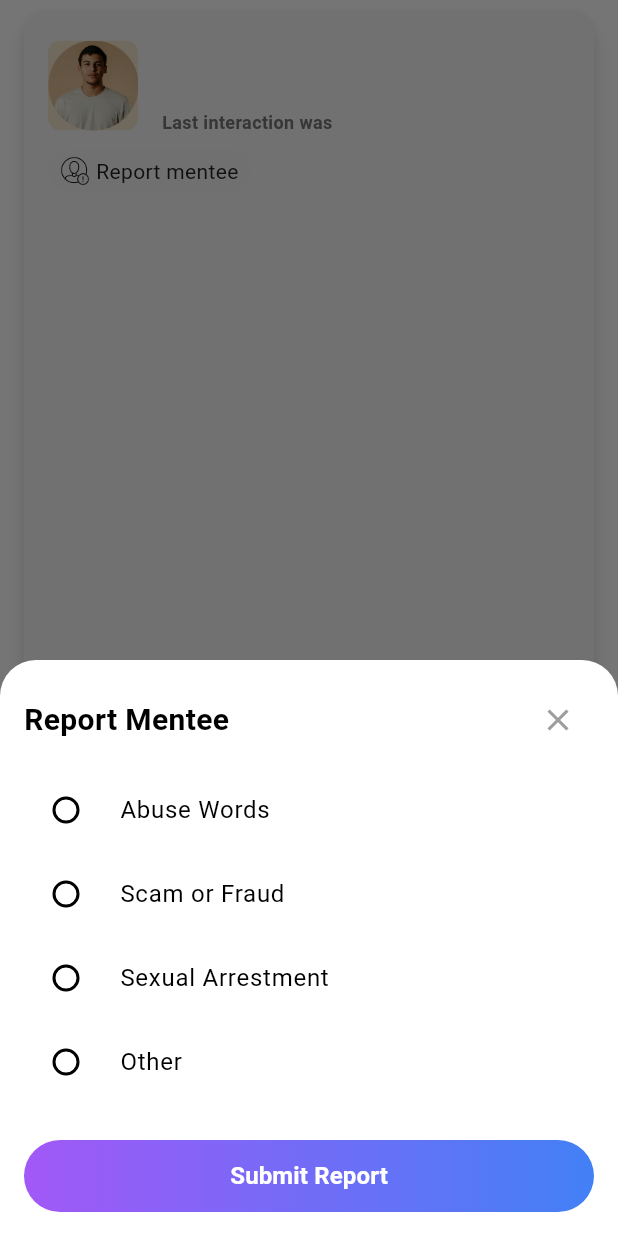
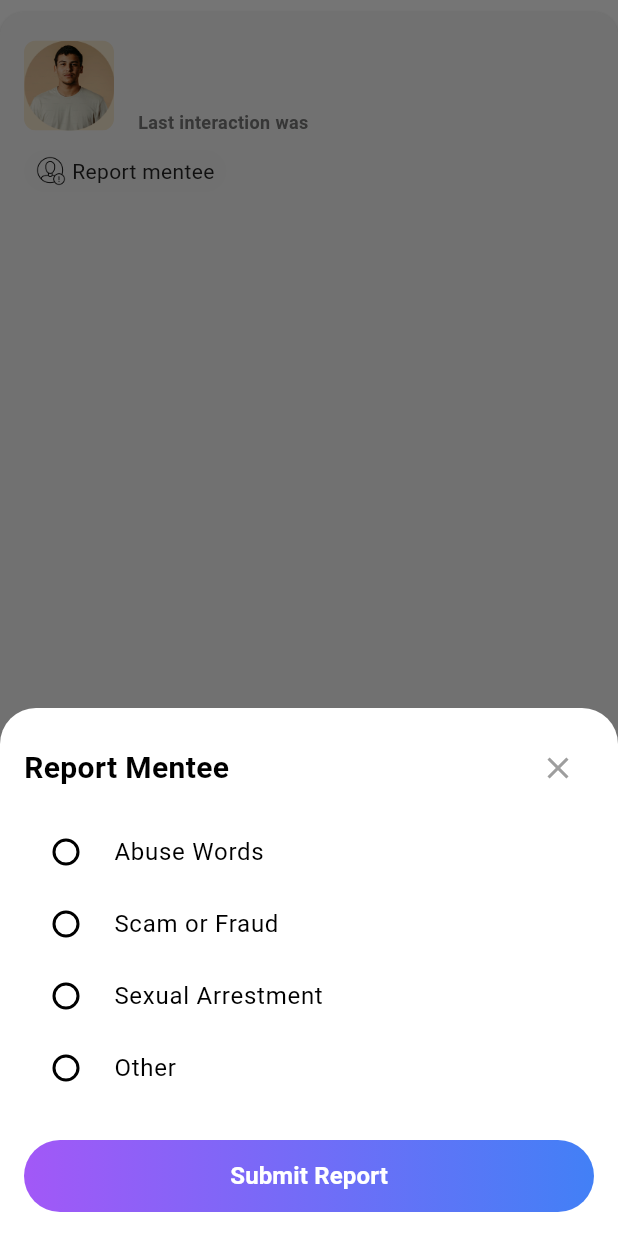
Before and after one commit to SaicharanGattu02/mentivisor, a Flutter app: the MenteeCard widget shown alone on an empty page, opened directly with empty values, after a tap on "Report mentee", on a phone screen of 412 x 824 dp. Run offline on Flutter 3.47's test engine with Material 3 defaults, Android fonts, the phone set to English and light mode, and no system bars; drawn by our look-alikes of cached_network_image; our stand-ins replace animate_do, carousel_slider, connectivity_plus, dio, dotted_border, equatable and 15 more; missing offline and left inert: flutter_pdfview, razorpay_flutter; accounts and stored records are empty; network calls fail; Roboto replaces fonts that are missing (segeo); project files that could hold a hidden picture were left out.

Commit message:
committed by varun at 02-09-2025 1:01 PM

```diff
--- a/lib/Mentor/presentation/FeedbackScreen.dart
+++ b/lib/Mentor/presentation/FeedbackScreen.dart
@@ -216,7 +216,7 @@ class _FeedbackBody extends StatelessWidget {
                         ),
                       ),
                       const SizedBox(height: 8),
-                      Center(child: _StarRow(rating: overall.average ?? 0)),
+                      Center(child: _StarRow(rating: overall.average)),
                       const SizedBox(height: 8),
                       Center(
                         child: Text(
@@ -522,7 +522,7 @@ class _SectionTitle extends StatelessWidget {
 }
 
 class _StarRow extends StatelessWidget {
-  final double rating; // 0..5
+  final dynamic rating; // 0..5
   const _StarRow({required this.rating});
 
   @override
--- a/lib/Mentor/presentation/MentorHomeScreen.dart
+++ b/lib/Mentor/presentation/MentorHomeScreen.dart
@@ -213,7 +213,6 @@ class _MentorHomeScreenState extends State<MentorHomeScreen> {
                                     session?.startTime ?? "",
                                     session?.endTime ?? "",
                                   );
-
                                   return SessionCard(
                                     status: 'Upcoming',
                                     sessionDate: session?.date ?? "",
--- a/lib/Mentor/presentation/widgets/MenteeCard.dart
+++ b/lib/Mentor/presentation/widgets/MenteeCard.dart
@@ -17,8 +17,8 @@ class MenteeCard extends StatelessWidget {
   @override
   Widget build(BuildContext context) {
     return Card(
-      margin: EdgeInsets.symmetric(vertical: 8, horizontal: 16),
-      elevation: 6, // Subtle shadow
+      margin: EdgeInsets.symmetric(vertical: 8, horizontal: 0),
+      elevation: 2, // Subtle shadow
       color: Color(0xFFF5F6F5), // Light grayish-white background
       shape: RoundedRectangleBorder(borderRadius: BorderRadius.circular(16)),
       child: Stack(
@@ -174,7 +174,6 @@ class MenteeCard extends StatelessWidget {
       'Sexual Arrestment',
       'Other',
     ];
-
     showModalBottomSheet(
       context: context,
       isScrollControlled: true,
@@ -185,7 +184,8 @@ class MenteeCard extends StatelessWidget {
       builder: (BuildContext builderContext) {
         return StatefulBuilder(
           builder: (BuildContext context, StateSetter setState) {
-            return Padding(
+            return SafeArea(
+              child: Padding(
                 padding: EdgeInsets.only(
                   bottom: MediaQuery.of(context).viewInsets.bottom,
                   left: 16,
@@ -233,9 +233,11 @@ class MenteeCard extends StatelessWidget {
                               _selected = value!;
                             });
                           },
+                          visualDensity: VisualDensity.compact,
                           activeColor: const Color(0xFF4A00E0),
                           contentPadding: const EdgeInsets.symmetric(
                             horizontal: 8,
+                            vertical: 0,
                           ),
                         );
                       }).toList(),
@@ -260,7 +262,6 @@ class MenteeCard extends StatelessWidget {
                       ),
                     ],
                     const SizedBox(height: 24),
-
                     BlocConsumer<ReportMenteeCubit, ReportMenteeStates>(
                       listener: (context, state) {
                         if (state is ReportMenteeSuccess) {
@@ -279,13 +280,16 @@ class MenteeCard extends StatelessWidget {
                               "session_id": sessionId,
                               "reason": _selected,
                             };
-                          context.read<ReportMenteeCubit>().reportMentee(data);
+                            context.read<ReportMenteeCubit>().reportMentee(
+                              data,
+                            );
                           },
                         );
                       },
                     ),
                     const SizedBox(height: 16),
                   ],
+                ),
               ),
             );
           },
--- a/lib/core/network/mentor_endpoints.dart
+++ b/lib/core/network/mentor_endpoints.dart
@@ -12,6 +12,8 @@ class MentorEndpointsUrls {
   static const String report_mentee = "${userUrl}mentor-reports";
   static const String mymenteelist = "${userUrl}my-mentees";
   static const String mentorinfo = "${userUrl}/info";
-  static const String add_mentor_availability = "${userUrl}/add-mentor-availability";
-  static const String mentor_availability_slots = "${userUrl}mentor/recent-slots";
+  static const String add_mentor_availability =
+      "${userUrl}/add-mentor-availability";
+  static const String mentor_availability_slots =
+      "${userUrl}mentor/recent-slots";
 }
```
Also changed, not shown: lib/Mentor/Models/FeedbackModel.dart (+7 -7 lines), lib/Mentor/presentation/MenteeListScreen.dart (+10 -4 lines), lib/Mentor/presentation/widgets/SessionCard.dart (+4 -7 lines). Lines whose indentation alone changed are shown as unchanged.
